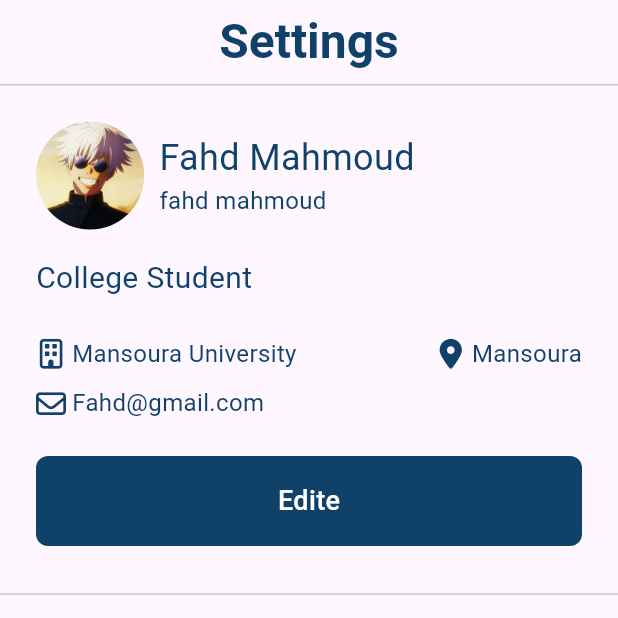
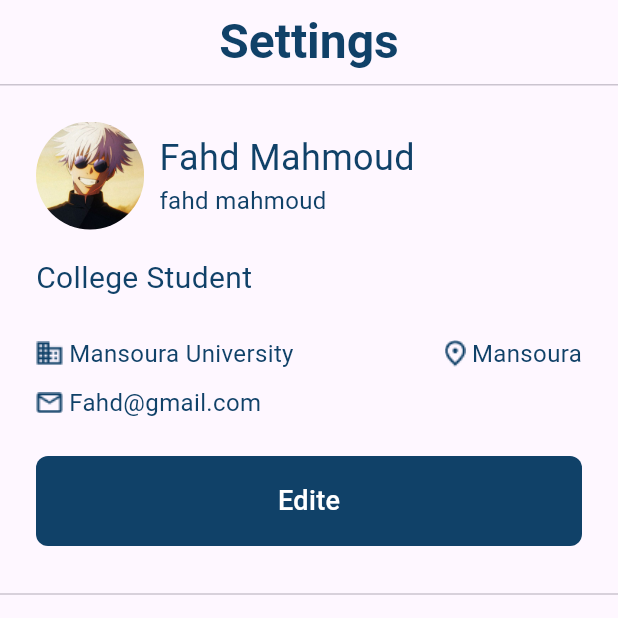
Before and after one commit to EngFahd/Graduation-Project, a Flutter app: the screen it shows after launch, on a phone screen of 412 x 824 dp, the top half of it. Run offline on Flutter 3.47's test engine with Material 2 defaults, Android fonts, the phone set to English and light mode, and no system bars; our stand-ins replace font_awesome_flutter, go_router.

Commit message:
add icon

```diff
--- a/lib/features/profile/view/profile.dart
+++ b/lib/features/profile/view/profile.dart
@@ -19,7 +19,7 @@ class _ProfileState extends State<Profile> {
   @override
   Widget build(BuildContext context) {
     return Scaffold(
-      bottomNavigationBar: Bottom_NavigationBar(),
+      bottomNavigationBar: const Bottom_NavigationBar(),
       appBar: AppBar(
         title: const Text(
           "Settings",
--- a/lib/features/profile/view/widget/Section1Settings.dart
+++ b/lib/features/profile/view/widget/Section1Settings.dart
@@ -54,19 +54,12 @@ class Section1Settings extends StatelessWidget {
             children: [
               StudentInfoItem(
                   text: 'Mansoura University',
-                  iconin: Icon(
-                    FontAwesomeIcons.building,
-                    color: Color(0xff104168),
-                    size: 20,
-                  )),
+                  imag: 'assets/buliding.png',
+                  ),
               Spacer(),
               StudentInfoItem(
                 text: 'Mansoura',
-                iconin: Icon(
-                  FontAwesomeIcons.locationDot,
-                  color: Color(0xff104168),
-                  size: 20,
-                ),
+                imag: 'assets/location.png',
               ),
             ],
           ),
@@ -75,13 +68,8 @@ class Section1Settings extends StatelessWidget {
           ),
           const StudentInfoItem(
               text: "Fahd@gmail.com",
-              iconin: Icon(
-                FontAwesomeIcons.envelope,
-                color: Color(
-                  0xff104168,
-                ),
-                size: 20,
-              )),
+              imag: 'assets/massage.png',
+              ),
           const SizedBox(height: 24),
           CustemButton(
             text: 'Edite',
--- a/lib/features/profile/view/widget/StudentInfoItem.dart
+++ b/lib/features/profile/view/widget/StudentInfoItem.dart
@@ -5,15 +5,15 @@ class StudentInfoItem extends StatelessWidget {
   const StudentInfoItem({
     super.key,
     required this.text,
-    required this.iconin,
+    required this.imag,
   });
   final String text;
-  final Icon iconin;
+  final String imag;
   @override
   Widget build(BuildContext context) {
     return Row(
       children: [
-        iconin,
+        Image.asset(imag),
         const SizedBox(width: 4),
         Text(
           text,
```
Also changed, not shown: assets/buliding.png (added), assets/location.png (added), assets/massage.png (added).
